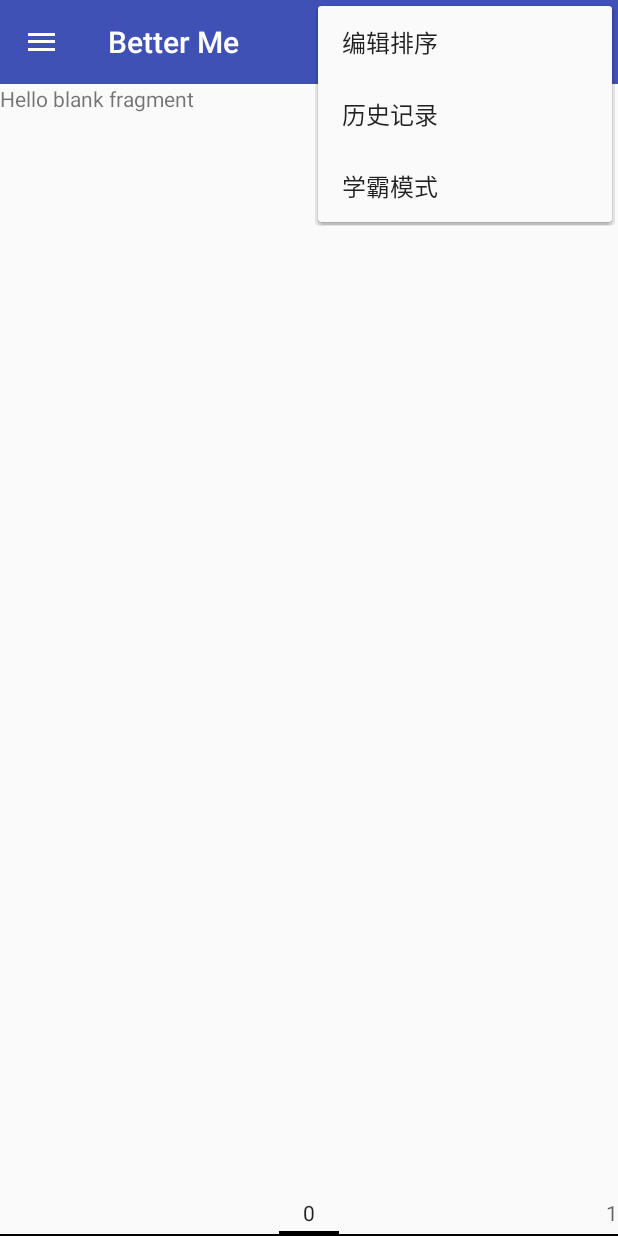
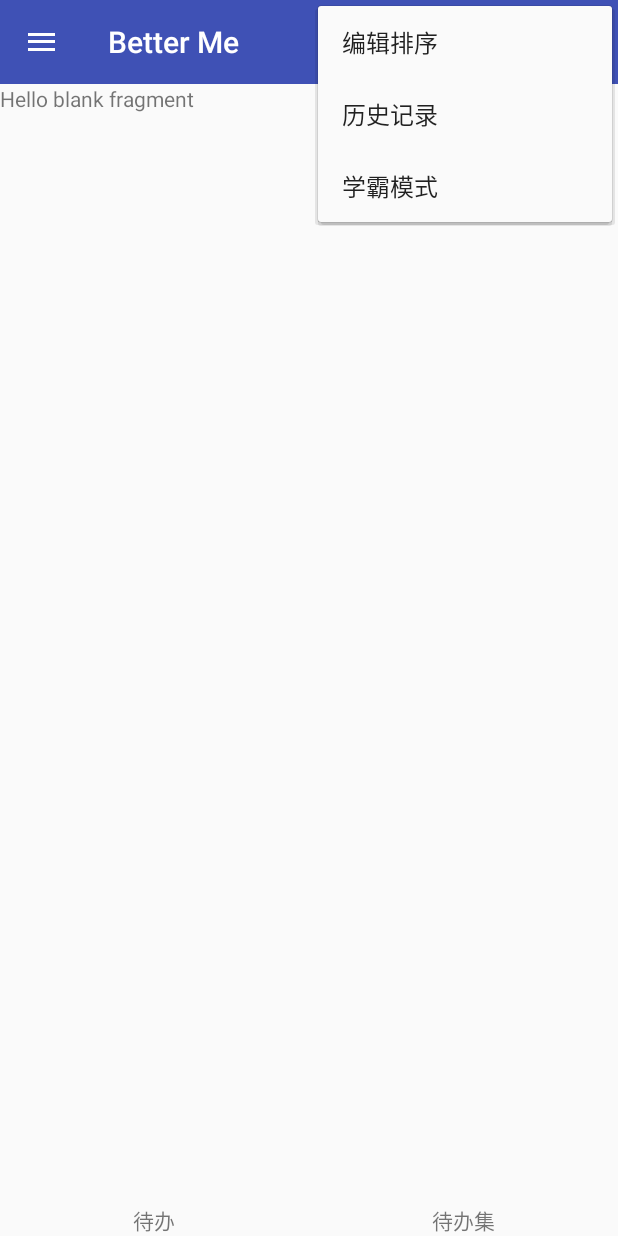
Before and after one commit to dongxiawu/betterme, an Android app: the screen it shows after launch (MainActivity), with the options menu open, on a phone screen of 412 x 824 dp. Run offline under Robolectric (Android 15) with nearby library versions, the phone set to English and light mode, and no system bars; 1 statement that could not run was skipped.

```diff
--- a/app/src/main/res/layout/activity_main.xml
+++ b/app/src/main/res/layout/activity_main.xml
@@ -28,12 +28,30 @@
             android:layout_width="match_parent"
             android:layout_height="0dp"
             android:layout_weight="1">
-            <android.support.v4.view.PagerTabStrip
-                android:id="@+id/pager_tab_strip"
-                android:layout_gravity = "bottom"
-                android:layout_width="wrap_content"
-                android:layout_height="wrap_content"/>
         </android.support.v4.view.ViewPager>
+
+        <LinearLayout
+            android:layout_width="match_parent"
+            android:layout_height="wrap_content"
+            android:orientation="horizontal"
+            >
+            <TextView
+                android:id="@+id/todo"
+                android:layout_width="0dp"
+                android:layout_weight="1"
+                android:layout_height="match_parent"
+                android:text="待办"
+                android:gravity="center"
+                />
+            <TextView
+                android:id="@+id/task"
+                android:layout_width="0dp"
+                android:layout_weight="1"
+                android:layout_height="match_parent"
+                android:text="待办集"
+                android:gravity="center"
+                />
+        </LinearLayout>
 
     </LinearLayout>
 
```
Also changed, not shown: app/src/main/java/com/zoe/dongxia/betterme/SettingsFragment.java (added, +108 -0 lines), app/src/main/res/layout/fragment_settings.xml (added, +13 -0 lines), app/src/main/res/xml/settings.xml (added, +75 -0 lines).
